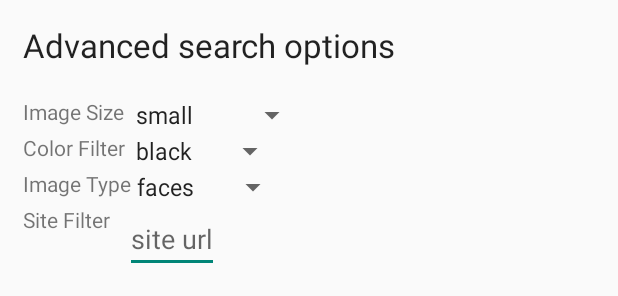
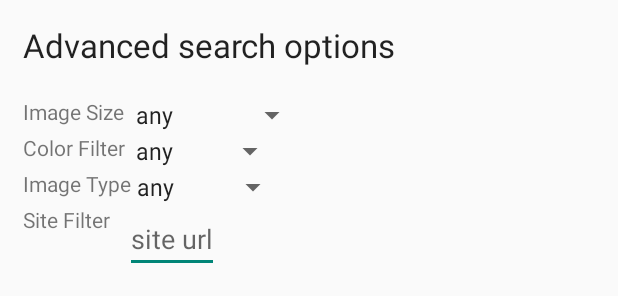
Before and after one commit to aaronucsd/GridImageSearch, an Android app: the layout fragment_settings.xml on its own in the app's theme, with its tools: preview values and no code run, on a phone screen of 412 x 824 dp. Shown: the top 296 px of the screen. Run offline under Robolectric (Android 15) with nearby library versions, the phone set to English and light mode, and no system bars.

Commit message:
Add any option to filter
Add any option to filter

```diff
--- a/app/src/main/res/values/strings.xml
+++ b/app/src/main/res/values/strings.xml
@@ -14,6 +14,7 @@
 
     <string name="size_prompt">Choose Size</string>
     <string-array name="size_arrays">
+        <item>any</item>
         <item>small</item>
         <item>medium</item>
         <item>large</item>
@@ -22,6 +23,7 @@
 
     <string name="color_prompt">Choose Color</string>
     <string-array name="color_arrays">
+        <item>any</item>
         <item>black</item>
         <item>blue</item>
         <item>brown</item>
@@ -31,6 +33,7 @@
 
     <string name="type_prompt">Choose Type</string>
     <string-array name="type_arrays">
+        <item>any</item>
         <item>faces</item>
         <item>photo</item>
         <item>clipart</item>
```
Also changed, not shown: app/src/main/java/com/codepath/gridimagesearch/activities/SearchActivity.java (+4 -3 lines).
